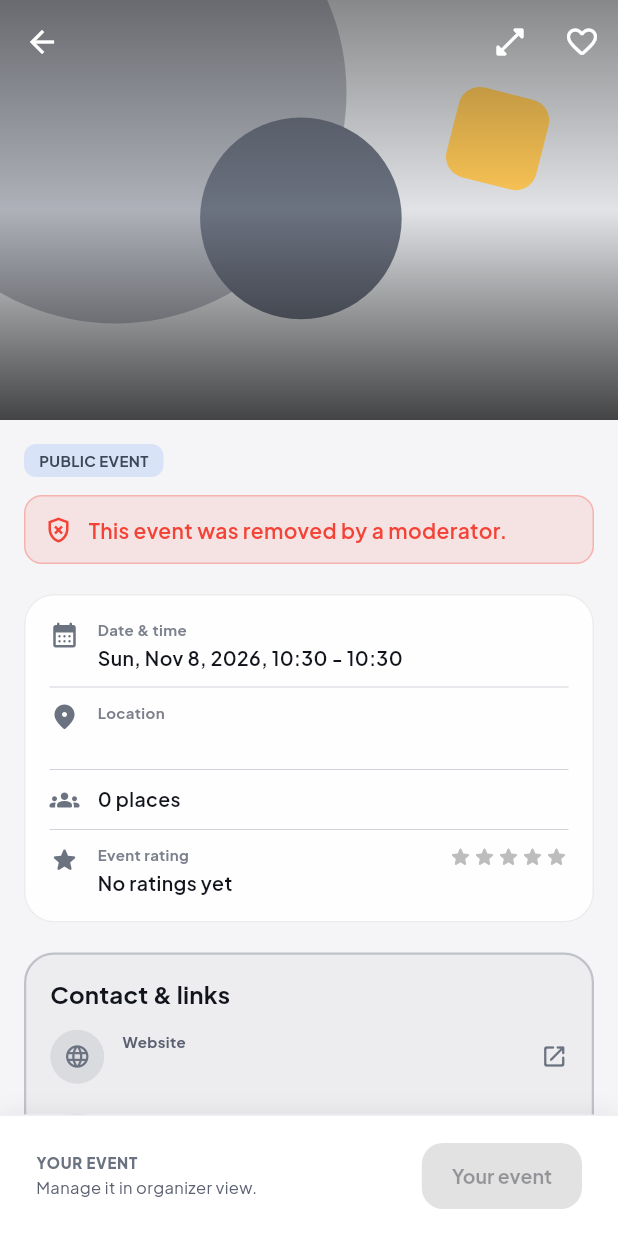
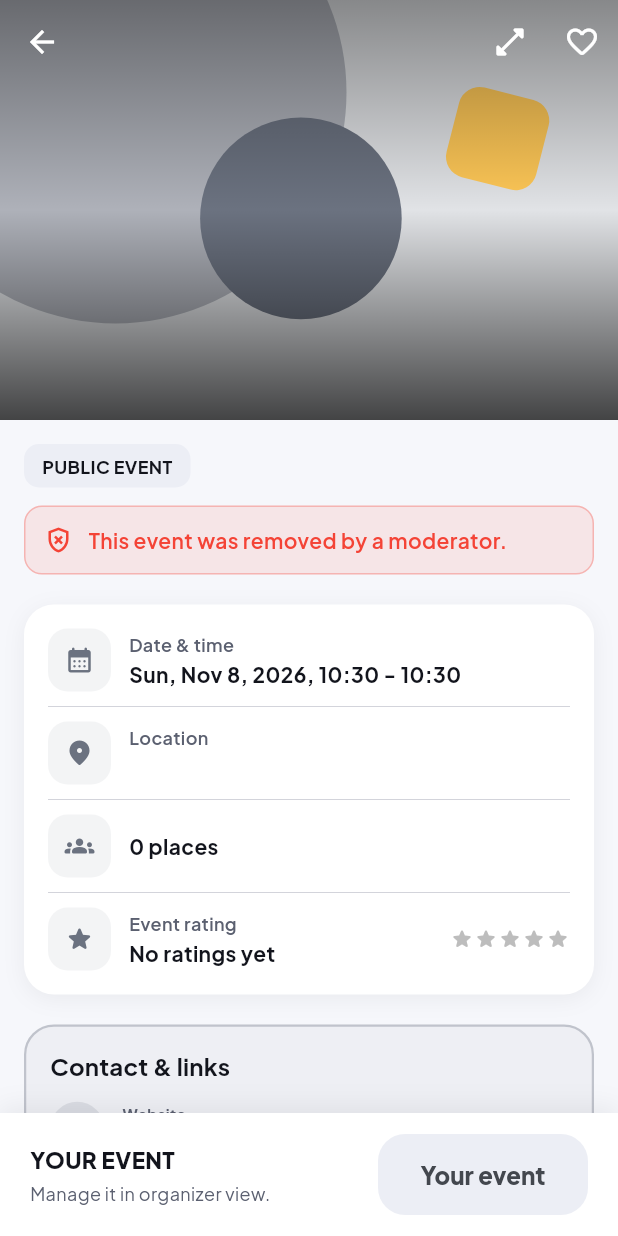
Before and after one commit to Rb3111-ship/UniHub-v0.2, a Flutter app: the EventDetailsScreen screen opened directly with empty values, on a phone screen of 412 x 824 dp. Run offline on Flutter 3.47's test engine with Material 3 defaults, Android fonts, the phone set to English and light mode, and no system bars; our stand-ins replace file_picker, firebase_core, firebase_messaging, image_picker, qr_flutter, shared_preferences and 1 more; missing offline and left inert: add_2_calendar, mobile_scanner; accounts and stored records are empty; network calls fail.

Commit message:
Visual upgrade 2: event page (icon tiles, seat bar, accent Register bar) and ticket (coloured header, bigger QR)
Co-Authored-By: Claude Opus 5.5 <noreply@anthropic.com>

```diff
--- a/lib/core/widgets/wallpaper.dart
+++ b/lib/core/widgets/wallpaper.dart
@@ -63,7 +63,7 @@ class Wallpaper extends StatelessWidget {
   Widget build(BuildContext context) {
     final theme = Theme.of(context);
     final dark = theme.brightness == Brightness.dark;
-    final base = dark ? const Color(0xFF121214) : const Color(0xFFF5F5F7);
+    final base = dark ? const Color(0xFF0D0D12) : const Color(0xFFF6F7FB); // theme backgrounds
     final ink = theme.colorScheme.onSurface;
 
     Widget gradient(List<Color> colors) => DecoratedBox(
--- a/lib/features/student/details_screen.dart
+++ b/lib/features/student/details_screen.dart
@@ -1,8 +1,8 @@
-import 'dart:ui';
 import 'package:flutter/material.dart';
 import 'package:intl/intl.dart';
 import 'package:provider/provider.dart';
 import 'package:uni_events_app/l10n/app_localizations.dart';
+import '../../../app/config/theme.dart';
 import '../../../core/auth/user_role.dart';
 import '../../../core/models/categories.dart';
 import '../../../core/models/event_host.dart';
@@ -56,7 +56,7 @@ class EventDetailsScreen extends StatelessWidget {
                     SliverAppBar(
                       expandedHeight: 280.0,
                       pinned: true,
-                      backgroundColor: isDark ? const Color(0xFF1E1E22) : brandColor,
+                      backgroundColor: isDark ? const Color(0xFF1B1530) : brandColor,
                       iconTheme: const IconThemeData(color: Colors.white),
                       actions: [
                         if (event.imageUrl != null)
@@ -145,21 +145,23 @@ class EventDetailsScreen extends StatelessWidget {
                           Row(
                             children: [
                               Container(
-                                padding: const EdgeInsets.symmetric(horizontal: 10, vertical: 4),
+                                padding: const EdgeInsets.symmetric(horizontal: 12, vertical: 6),
                                 decoration: BoxDecoration(
                                   color: event.isUniversityOfficial
-                                      ? brandColor.withOpacity(0.15)
-                                      : theme.colorScheme.secondaryContainer,
-                                  borderRadius: BorderRadius.circular(8),
+                                      ? brandColor.withOpacity(isDark ? 0.25 : 0.12)
+                                      : theme.colorScheme.surfaceContainer,
+                                  borderRadius: BorderRadius.circular(10),
                                 ),
                                 child: Text(
                                   event.isUniversityOfficial
                                       ? l10n.badgeOfficial(event.universityDomain.toUpperCase())
                                       : l10n.badgePublic,
                                   style: TextStyle(
-                                    fontSize: 10,
-                                    fontWeight: FontWeight.bold,
-                                    color: event.isUniversityOfficial ? brandColor : theme.colorScheme.onSecondaryContainer,
+                                    fontSize: 12,
+                                    fontWeight: FontWeight.w700,
+                                    color: event.isUniversityOfficial
+                                        ? (isDark ? Color.lerp(brandColor, Colors.white, 0.55) : brandColor)
+                                        : theme.colorScheme.onSurface,
                                   ),
                                 ),
                               ),
@@ -171,16 +173,15 @@ class EventDetailsScreen extends StatelessWidget {
                                     children: event.categories
                                         .map((c) => Container(
                                               margin: const EdgeInsets.only(right: 6),
-                                              padding: const EdgeInsets.symmetric(horizontal: 8, vertical: 4),
+                                              padding: const EdgeInsets.symmetric(horizontal: 12, vertical: 6),
                                               decoration: BoxDecoration(
                                                 color: theme.colorScheme.surfaceContainer,
-                                                borderRadius: BorderRadius.circular(8),
-                                                border: Border.all(color: theme.colorScheme.outlineVariant.withOpacity(0.3)),
+                                                borderRadius: BorderRadius.circular(10),
                                               ),
                                               child: Text(
                                                 categoryLabel(l10n, c),
                                                 style: TextStyle(
-                                                    fontSize: 9, fontWeight: FontWeight.bold, color: theme.colorScheme.secondary),
+                                                    fontSize: 12, fontWeight: FontWeight.w600, color: theme.colorScheme.onSurface),
                                               ),
                                             ))
                                         .toList(),
@@ -243,6 +244,11 @@ class EventDetailsScreen extends StatelessWidget {
                               ],
                             ),
                           ),
+                          if (event.capacity != null && appState.seatsLeft(event) != null && !event.isCancelled)
+                            Padding(
+                              padding: const EdgeInsets.only(top: 12),
+                              child: _SeatBar(event: event, left: appState.seatsLeft(event)!),
+                            ),
                           if (!event.isCancelled && event.endDate.isAfter(DateTime.now()))
                             Padding(
                               padding: const EdgeInsets.only(top: 12),
@@ -251,10 +257,9 @@ class EventDetailsScreen extends StatelessWidget {
                                 icon: const Icon(Icons.event_available_rounded),
                                 label: Text(l10n.addToCalendar),
                                 style: OutlinedButton.styleFrom(
-                                  foregroundColor: brandColor,
-                                  side: BorderSide(color: brandColor.withOpacity(0.6)),
-                                  backgroundColor: theme.colorScheme.surface.withOpacity(0.7),
-                                  minimumSize: const Size(double.infinity, 46),
+                                  foregroundColor: isDark ? theme.colorScheme.onSurface : theme.colorScheme.primary,
+                                  backgroundColor: theme.cardTheme.color,
+                                  minimumSize: const Size(double.infinity, 50),
                                 ),
                               ),
                             ),
@@ -321,21 +326,15 @@ class EventDetailsScreen extends StatelessWidget {
     final theme = Theme.of(context);
     final isDark = theme.brightness == Brightness.dark;
 
-    return ClipRRect(
-      borderRadius: BorderRadius.circular(20),
-      child: BackdropFilter(
-        filter: ImageFilter.blur(sigmaX: 10, sigmaY: 10),
-        child: Container(
-          padding: const EdgeInsets.all(16.0),
-          decoration: BoxDecoration(
-            color: theme.cardTheme.color?.withOpacity(isDark ? 0.65 : 0.85) ??
-                (isDark ? Colors.black.withOpacity(0.4) : Colors.white.withOpacity(0.85)),
-            borderRadius: BorderRadius.circular(20),
-            border: Border.all(color: theme.colorScheme.onSurface.withOpacity(0.08)),
-          ),
-          child: child,
-        ),
+    return Container(
+      padding: const EdgeInsets.all(16.0),
+      decoration: BoxDecoration(
+        color: theme.cardTheme.color,
+        borderRadius: BorderRadius.circular(20),
+        border: isDark ? Border.all(color: theme.colorScheme.outlineVariant) : null,
+        boxShadow: isDark ? null : const [BoxShadow(color: Color(0x0F12141C), blurRadius: 12, offset: Offset(0, 3))],
       ),
+      child: child,
     );
   }
 
@@ -348,10 +347,18 @@ class EventDetailsScreen extends StatelessWidget {
     bool hideLabel = false,
   }) {
     final theme = Theme.of(context);
+    final isDark = theme.brightness == Brightness.dark;
     return Row(
-      crossAxisAlignment: CrossAxisAlignment.start,
       children: [
-        Icon(icon, color: theme.colorScheme.primary, size: 20),
+        Container(
+          width: 42,
+          height: 42,
+          decoration: BoxDecoration(
+            color: isDark ? theme.colorScheme.surfaceContainer : theme.colorScheme.primary.withOpacity(0.08),
+            borderRadius: BorderRadius.circular(13),
+          ),
+          child: Icon(icon, color: theme.colorScheme.primary, size: 20),
+        ),
         const SizedBox(width: 12),
         Expanded(
           child: Column(
@@ -360,15 +367,11 @@ class EventDetailsScreen extends StatelessWidget {
               if (!hideLabel) ...[
                 Text(
                   label,
-                  style: TextStyle(
-                    fontSize: 10,
-                    fontWeight: FontWeight.bold,
-                    color: theme.colorScheme.secondary.withOpacity(0.8),
-                  ),
+                  style: TextStyle(fontSize: 12, fontWeight: FontWeight.w600, color: theme.colorScheme.secondary),
                 ),
                 const SizedBox(height: 2),
               ],
-              Text(value, style: const TextStyle(fontSize: 13, fontWeight: FontWeight.w600)),
+              Text(value, style: const TextStyle(fontSize: 14, fontWeight: FontWeight.w700)),
             ],
           ),
         ),
@@ -408,14 +411,13 @@ class EventDetailsScreen extends StatelessWidget {
             ? (waitlisted ? l10n.ctaWaitlisted : l10n.ctaRegistered)
             : l10n.ctaRegister;
 
+    final enabled = !(own || isRegistered || closed);
     return Container(
-      padding: const EdgeInsets.symmetric(horizontal: 24, vertical: 16),
+      padding: const EdgeInsets.fromLTRB(20, 14, 20, 14),
       decoration: BoxDecoration(
-        color: isDark ? const Color(0xFF1E1E22) : Colors.white,
-        border: Border(top: BorderSide(color: theme.colorScheme.outlineVariant.withOpacity(0.3))),
-        boxShadow: [
-          BoxShadow(color: Colors.black.withOpacity(0.05), blurRadius: 10, offset: const Offset(0, -4)),
-        ],
+        color: isDark ? const Color(0xFF121219) : Colors.white,
+        border: isDark ? Border(top: BorderSide(color: theme.colorScheme.outlineVariant)) : null,
+        boxShadow: isDark ? null : const [BoxShadow(color: Color(0x1412141C), blurRadius: 14, offset: Offset(0, -3))],
       ),
       child: SafeArea(
         top: false,
@@ -429,30 +431,90 @@ class EventDetailsScreen extends StatelessWidget {
                   Text(
                     headline,
                     style: TextStyle(
-                      fontSize: 10,
-                      fontWeight: FontWeight.w900,
-                      color: isRegistered ? Colors.green : brandColor,
-                      letterSpacing: 0.5,
+                      fontSize: 15,
+                      fontWeight: FontWeight.w800,
+                      color: isRegistered ? (isDark ? AppTheme.neon : AppTheme.okText) : theme.colorScheme.onSurface,
                     ),
                   ),
                   const SizedBox(height: 2),
-                  Text(subline, style: TextStyle(fontSize: 11, color: theme.colorScheme.secondary)),
+                  Text(subline, maxLines: 2, style: TextStyle(fontSize: 12, color: theme.colorScheme.secondary)),
                 ],
               ),
             ),
             const SizedBox(width: 16),
             ElevatedButton(
-              onPressed: own || isRegistered || closed ? null : () => registerWithFeedback(context, appState, event),
+              onPressed: enabled ? () => registerWithFeedback(context, appState, event) : null,
               style: ElevatedButton.styleFrom(
-                backgroundColor: own || isRegistered || closed ? theme.colorScheme.surfaceContainer : brandColor,
-                foregroundColor: own || isRegistered || closed ? theme.colorScheme.onSurfaceVariant : Colors.white,
-                padding: const EdgeInsets.symmetric(horizontal: 20, vertical: 14),
-                shape: RoundedRectangleBorder(borderRadius: BorderRadius.circular(14)),
+                backgroundColor: enabled ? theme.colorScheme.primary : theme.colorScheme.surfaceContainer,
+                foregroundColor: enabled ? theme.colorScheme.onPrimary : theme.colorScheme.onSurfaceVariant,
+                disabledBackgroundColor: theme.colorScheme.surfaceContainer,
+                disabledForegroundColor: theme.colorScheme.onSurfaceVariant,
+                minimumSize: const Size(140, 54),
+                padding: const EdgeInsets.symmetric(horizontal: 26),
+                shape: RoundedRectangleBorder(borderRadius: BorderRadius.circular(18)),
               ),
-              child: Text(ctaText, style: const TextStyle(fontWeight: FontWeight.bold, fontSize: 13)),
+              child: Text(ctaText, style: const TextStyle(fontWeight: FontWeight.w800, fontSize: 16)),
             ),
           ],
         ),
+      ),
+    );
+  }
+}
+
+/// "88 of 100 seats taken · 12 left" with a bar.
+class _SeatBar extends StatelessWidget {
+  const _SeatBar({required this.event, required this.left});
+
+  final Event event;
+  final int left;
+
+  @override
+  Widget build(BuildContext context) {
+    final theme = Theme.of(context);
+    final l10n = AppLocalizations.of(context)!;
+    final isDark = theme.brightness == Brightness.dark;
+    final capacity = event.capacity!;
+    final taken = capacity - left;
+    final share = capacity == 0 ? 0.0 : taken / capacity;
+    final urgent = left <= (capacity * 0.2).ceil().clamp(3, 25);
+    return Container(
+      padding: const EdgeInsets.fromLTRB(16, 14, 16, 16),
+      decoration: BoxDecoration(
+        color: theme.cardTheme.color,
+        borderRadius: BorderRadius.circular(18),
+        border: isDark ? Border.all(color: theme.colorScheme.outlineVariant) : null,
+        boxShadow: isDark ? null : const [BoxShadow(color: Color(0x0F12141C), blurRadius: 12, offset: Offset(0, 3))],
+      ),
+      child: Column(
+        crossAxisAlignment: CrossAxisAlignment.start,
+        children: [
+          Row(
+            children: [
+              Expanded(
+                child: Text(l10n.seatsTaken(taken, capacity), style: const TextStyle(fontSize: 13, fontWeight: FontWeight.w700)),
+              ),
+              Text(
+                left == 0 ? l10n.seatsFull : l10n.seatsLeft(left),
+                style: TextStyle(
+                  fontSize: 13,
+                  fontWeight: FontWeight.w700,
+                  color: urgent ? (isDark ? AppTheme.urgentTextDark : AppTheme.urgentText) : theme.colorScheme.secondary,
+                ),
+              ),
+            ],
+          ),
+          const SizedBox(height: 10),
+          ClipRRect(
+            borderRadius: BorderRadius.circular(4),
+            child: LinearProgressIndicator(
+              value: share.clamp(0.0, 1.0),
+              minHeight: 8,
+              backgroundColor: theme.colorScheme.primary.withOpacity(isDark ? 0.15 : 0.12),
+              valueColor: AlwaysStoppedAnimation(theme.colorScheme.primary),
+            ),
+          ),
+        ],
       ),
     );
   }
--- a/pubspec.yaml
+++ b/pubspec.yaml
@@ -1,6 +1,6 @@
 name: uni_events_app
 description: A multi-tenant university events app with role-based shell navigation and dual-language localization.
-version: 0.2.8+9
+version: 0.2.9+10
 
 environment:
   sdk: '>=3.0.0 <4.0.0'
```
Also changed, not shown: lib/features/student/tickets_screen.dart (+77 -50 lines), 1 other file.
